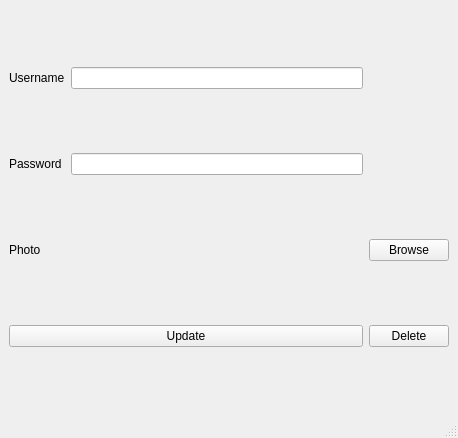
yuropetuy/Web-Programming-COMPE361, file Assignment4/show_user.ui: the form before one commit.
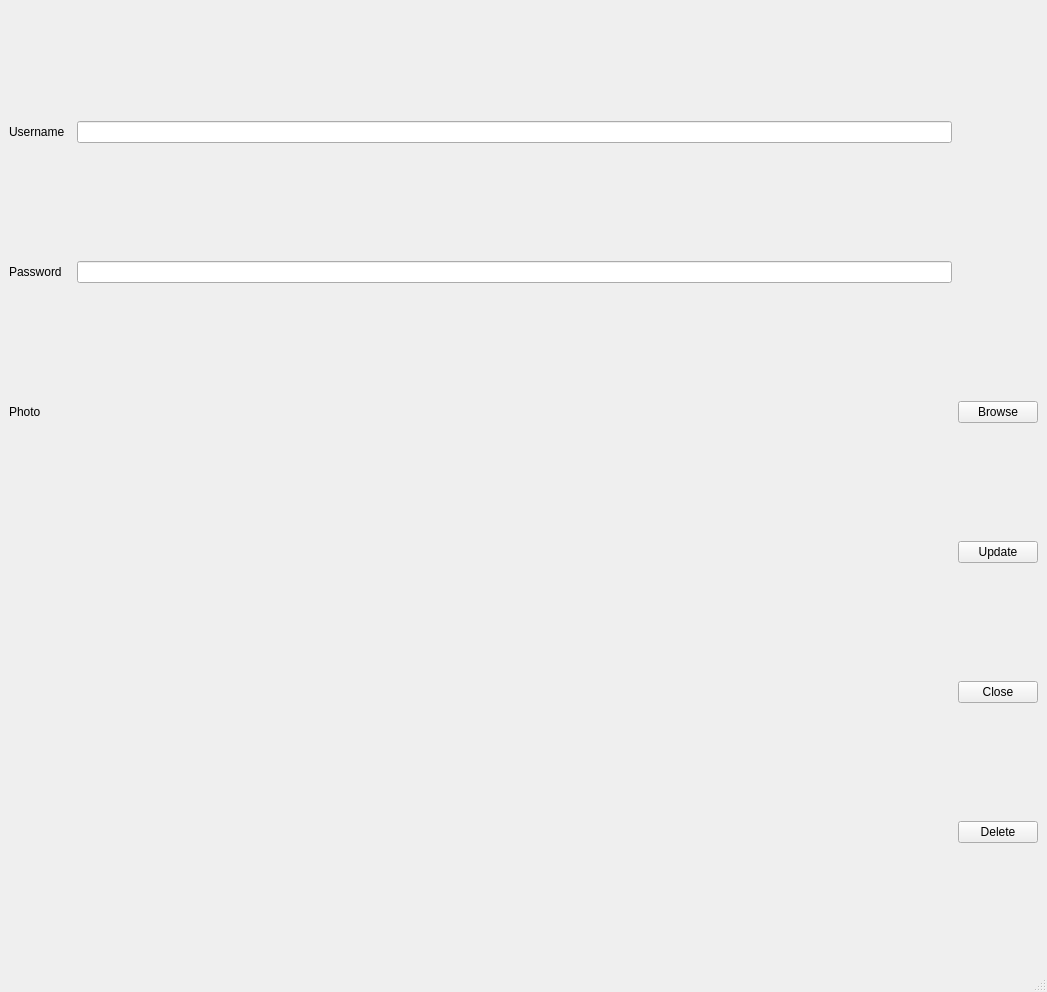
The form after the commit. Icons and pictures are not drawn.

The edit to the form file:
```diff
--- a/Assignment4/show_user.ui
+++ b/Assignment4/show_user.ui
@@ -6,8 +6,8 @@
    <rect>
     <x>0</x>
     <y>0</y>
-    <width>458</width>
-    <height>438</height>
+    <width>1047</width>
+    <height>992</height>
    </rect>
   </property>
   <property name="windowTitle">
@@ -15,6 +15,23 @@
   </property>
   <widget class="QWidget" name="centralwidget">
    <layout class="QGridLayout" name="gridLayout">
+    <item row="6" column="7">
+     <widget class="QPushButton" name="btn_close">
+      <property name="text">
+       <string>Close</string>
+      </property>
+     </widget>
+    </item>
+    <item row="3" column="0">
+     <widget class="QLabel" name="label_3">
+      <property name="text">
+       <string>Photo</string>
+      </property>
+     </widget>
+    </item>
+    <item row="1" column="5">
+     <widget class="QLineEdit" name="le_password"/>
+    </item>
     <item row="0" column="0">
      <widget class="QLabel" name="label">
       <property name="text">
@@ -22,9 +39,26 @@
       </property>
      </widget>
     </item>
-    <item row="0" column="1">
+    <item row="7" column="7">
+     <widget class="QPushButton" name="btn_delete">
+      <property name="text">
+       <string>Delete</string>
+      </property>
+     </widget>
+    </item>
+    <item row="0" column="5">
      <widget class="QLineEdit" name="le_username"/>
     </item>
+    <item row="3" column="3">
+     <layout class="QGridLayout" name="gridLayout_2"/>
+    </item>
+    <item row="5" column="7">
+     <widget class="QPushButton" name="btn_update">
+      <property name="text">
+       <string>Update</string>
+      </property>
+     </widget>
+    </item>
     <item row="1" column="0">
      <widget class="QLabel" name="label_2">
       <property name="text">
@@ -32,17 +66,14 @@
       </property>
      </widget>
     </item>
-    <item row="1" column="1">
-     <widget class="QLineEdit" name="le_password"/>
-    </item>
-    <item row="2" column="0">
-     <widget class="QLabel" name="label_3">
+    <item row="3" column="7">
+     <widget class="QPushButton" name="btn_browse">
       <property name="text">
-       <string>Photo</string>
+       <string>Browse</string>
       </property>
      </widget>
     </item>
-    <item row="2" column="1">
+    <item row="3" column="4" colspan="2">
      <widget class="QLabel" name="lbl_photo">
       <property name="sizePolicy">
        <sizepolicy hsizetype="Fixed" vsizetype="Fixed">
@@ -61,27 +92,6 @@
       </property>
      </widget>
     </item>
-    <item row="2" column="2">
-     <widget class="QPushButton" name="btn_browse">
-      <property name="text">
-       <string>Browse</string>
-      </property>
-     </widget>
-    </item>
-    <item row="3" column="0" colspan="2">
-     <widget class="QPushButton" name="btn_update">
-      <property name="text">
-       <string>Update</string>
-      </property>
-     </widget>
-    </item>
-    <item row="3" column="2">
-     <widget class="QPushButton" name="btn_delete">
-      <property name="text">
-       <string>Delete</string>
-      </property>
-     </widget>
-    </item>
    </layout>
   </widget>
   <widget class="QMenuBar" name="menubar">
```
Left out of the diff: 4 changed lines with no effect on the pictures.
